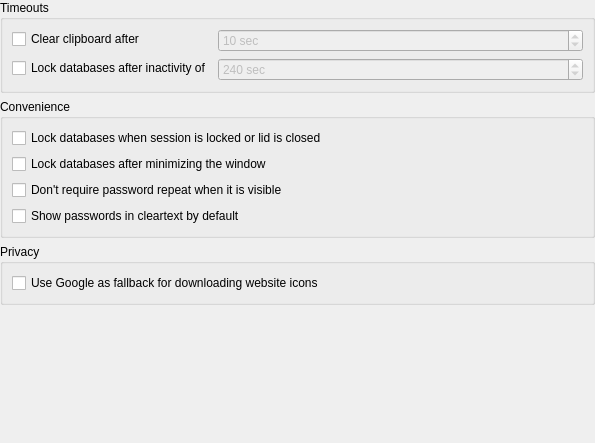
This is src/gui/SettingsWidgetSecurity.ui in keepassxreboot/keepassxc as Qt 5 draws it before an edit. The edited form follows.
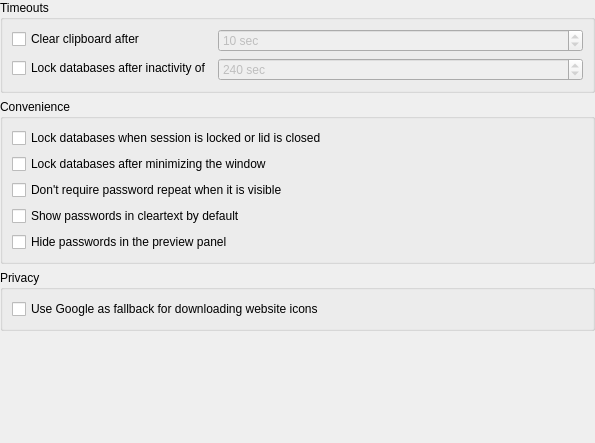
This is the edited form.

Commit message: add preview panel for entries and groups

Patch:
```diff
--- a/src/gui/SettingsWidgetSecurity.ui
+++ b/src/gui/SettingsWidgetSecurity.ui
@@ -136,6 +136,13 @@
         </property>
        </widget>
       </item>
+      <item>
+       <widget class="QCheckBox" name="passwordDetailsCleartextCheckBox">
+        <property name="text">
+         <string>Hide passwords in the preview panel</string>
+        </property>
+       </widget>
+      </item>
      </layout>
     </widget>
    </item>
```
The commit also changes 16 other files.
